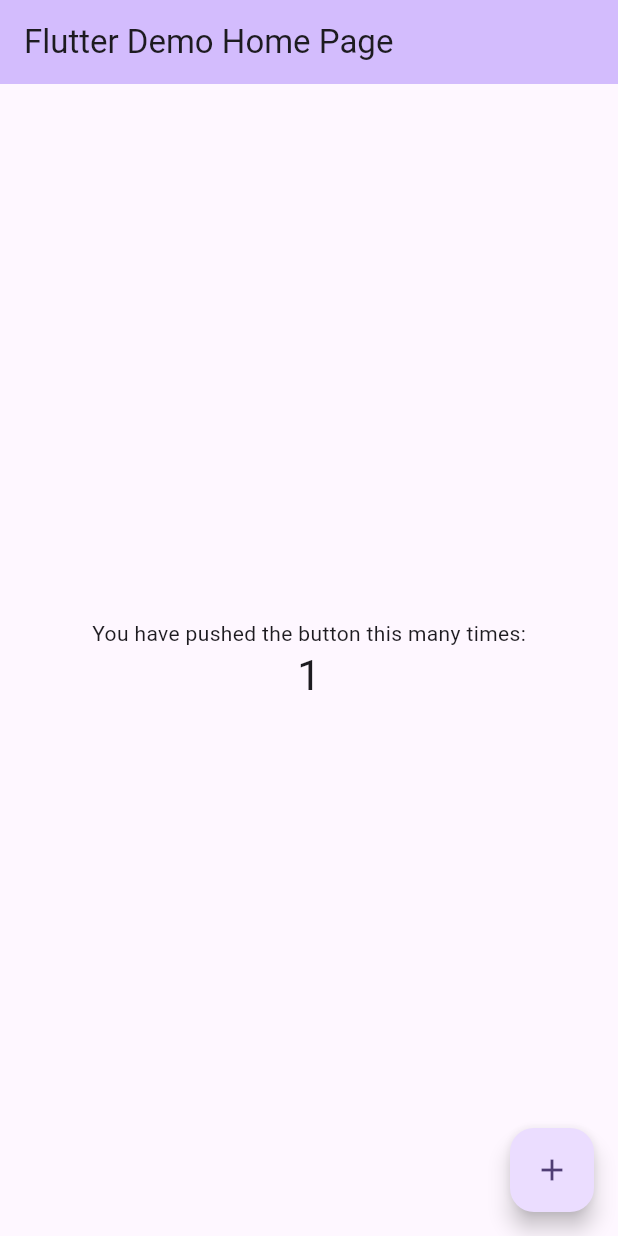
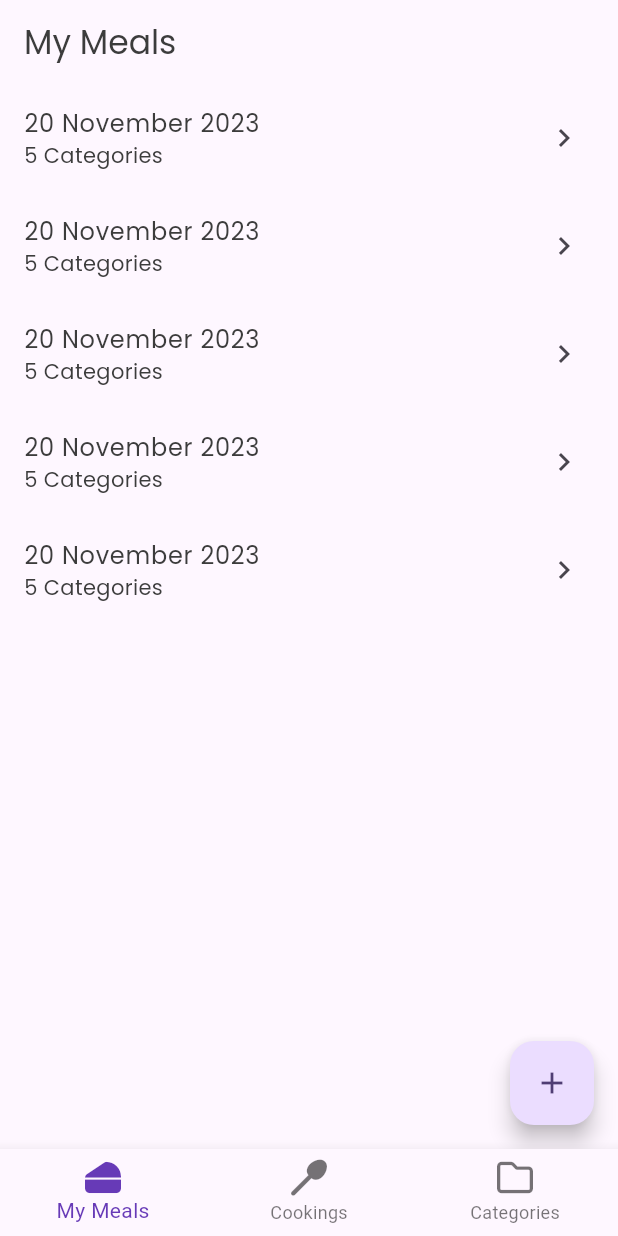
Before and after one commit to jordanmaulana/dailycooking, a Flutter app: the screen it shows after launch, after a tap on the "add" icon, on a phone screen of 412 x 824 dp. Run offline on Flutter 3.47's test engine with Material 2 defaults, Android fonts, the light colour scheme and no system bars; our stand-ins replace cached_network_image, flutter_svg, font_awesome_flutter, get, get_storage, google_fonts and 1 more.

Commit message:
first layers layouts

```diff
--- /dev/null
+++ b/lib/apps/categories/views/list/category_list_view.dart
@@ -0,0 +1,32 @@
+import 'package:dailycooking/export_view.dart';
+import 'package:font_awesome_flutter/font_awesome_flutter.dart';
+
+class CategoryList extends StatelessWidget {
+  const CategoryList({super.key});
+
+  @override
+  Widget build(BuildContext context) {
+    return Scaffold(
+      appBar: AppBar(title: const VText('Categories')),
+      floatingActionButton: FloatingActionButton(
+        onPressed: () {},
+        child: const Icon(Icons.add),
+      ),
+      body: ListView.builder(
+        itemCount: 5,
+        itemBuilder: (context, index) {
+          return ListTile(
+            title: const VText('Carbs'),
+            trailing: IconButton(
+              onPressed: () {},
+              icon: const FaIcon(
+                FontAwesomeIcons.gear,
+                size: 14.0,
+              ),
+            ),
+          );
+        },
+      ),
+    );
+  }
+}
--- /dev/null
+++ b/lib/apps/cooks/list/cook_list_view.dart
@@ -0,0 +1,34 @@
+import 'package:font_awesome_flutter/font_awesome_flutter.dart';
+
+import '../../../export_view.dart';
+
+class CookList extends StatelessWidget {
+  const CookList({super.key});
+
+  @override
+  Widget build(BuildContext context) {
+    return Scaffold(
+      appBar: AppBar(title: const VText('Cookings')),
+      floatingActionButton: FloatingActionButton(
+        onPressed: () {},
+        child: const Icon(Icons.add),
+      ),
+      body: ListView.builder(
+        itemCount: 5,
+        itemBuilder: (context, index) {
+          return ListTile(
+            title: const VText('Kentang Rebus'),
+            subtitle: const VText('Carbs'),
+            trailing: IconButton(
+              onPressed: () {},
+              icon: const FaIcon(
+                FontAwesomeIcons.gear,
+                size: 14.0,
+              ),
+            ),
+          );
+        },
+      ),
+    );
+  }
+}
--- /dev/null
+++ b/lib/apps/main_nav/controllers/main_nav_controller.dart
@@ -0,0 +1,27 @@
+import '../../../core/widgets/texts.dart';
+import '../../../export_controller.dart';
+
+class MainNavController extends GetxController {
+  var index = 0.obs;
+  DateTime? currentBackPressTime;
+
+  void setIndex(int v) {
+    index(v);
+  }
+
+  Future<bool> onWillPop(BuildContext context) {
+    DateTime now = DateTime.now();
+    if (currentBackPressTime == null ||
+        now.difference(currentBackPressTime!) > const Duration(seconds: 2)) {
+      currentBackPressTime = now;
+      final scaffold = ScaffoldMessenger.of(context);
+      scaffold.showSnackBar(
+        const SnackBar(
+            content: VText('Press again to exit', color: Colors.white),
+            backgroundColor: Colors.black87),
+      );
+      return Future.value(false);
+    }
+    return Future.value(true);
+  }
+}
--- /dev/null
+++ b/lib/apps/main_nav/views/main_nav_view.dart
@@ -0,0 +1,99 @@
+import 'package:dailycooking/apps/categories/views/list/category_list_view.dart';
+import 'package:dailycooking/apps/cooks/list/cook_list_view.dart';
+import 'package:dailycooking/apps/meals/list/meals_list_view.dart';
+import 'package:font_awesome_flutter/font_awesome_flutter.dart';
+
+import '../../../export_view.dart';
+import '../controllers/main_nav_controller.dart';
+
+class MainNavView extends StatelessWidget {
+  const MainNavView({Key? key}) : super(key: key);
+
+  @override
+  Widget build(BuildContext context) {
+    MainNavController controller = Get.put(MainNavController());
+
+    return WillPopScope(
+      onWillPop: () => controller.onWillPop(context),
+      child: Scaffold(
+        body: Stack(
+          children: [
+            Obx(() {
+              return IndexedStack(
+                index: controller.index.value,
+                children: const [
+                  MealList(),
+                  CookList(),
+                  CategoryList(),
+                ],
+              );
+            }),
+          ],
+        ),
+        bottomNavigationBar: Obx(
+          () => BottomNavigationBar(
+            type: BottomNavigationBarType.fixed,
+            currentIndex: controller.index.value,
+            selectedItemColor: Colors.deepPurple,
+            onTap: (v) {
+              controller.setIndex(v);
+            },
+            items: const [
+              BottomNavigationBarItem(
+                icon: FaIcon(FontAwesomeIcons.cheese),
+                label: 'My Meals',
+              ),
+              BottomNavigationBarItem(
+                icon: FaIcon(FontAwesomeIcons.spoon),
+                label: 'Cookings',
+              ),
+              BottomNavigationBarItem(
+                icon: FaIcon(FontAwesomeIcons.folder),
+                label: 'Categories',
+              ),
+            ],
+          ),
+        ),
+      ),
+    );
+  }
+}
+
+class BottomIcon extends StatelessWidget {
+  final String icon;
+  final bool active;
+  const BottomIcon({required this.icon, required this.active, super.key});
+
+  @override
+  Widget build(BuildContext context) {
+    return SizedBox(
+      width: 40.0,
+      height: 40.0,
+      child: Stack(
+        fit: StackFit.passthrough,
+        children: [
+          Container(
+            width: 40.0,
+            height: 40.0,
+            decoration: BoxDecoration(
+              shape: BoxShape.circle,
+              boxShadow: active ? VStyle.shadow() : null,
+              color: active ? VColor.white : Colors.transparent,
+            ),
+          ),
+          Center(
+            child: SvgPicture.asset(
+              'assets/svgs/main_nav/$icon.svg',
+              width: 20.0,
+              height: 20.0,
+              colorFilter: ColorFilter.mode(
+                active ? VColor.green : VColor.white,
+                BlendMode.srcIn,
+              ),
+            ),
+          )
+        ],
+      ),
+    );
+  }
+}
--- /dev/null
+++ b/lib/apps/meals/list/meals_list_view.dart
@@ -0,0 +1,27 @@
+import 'package:dailycooking/core/widgets/texts.dart';
+import 'package:flutter/material.dart';
+
+class MealList extends StatelessWidget {
+  const MealList({super.key});
+
+  @override
+  Widget build(BuildContext context) {
+    return Scaffold(
+      appBar: AppBar(title: const VText('My Meals')),
+      floatingActionButton: FloatingActionButton(
+        onPressed: () {},
+        child: const Icon(Icons.add),
+      ),
+      body: ListView.builder(
+        itemCount: 5,
+        itemBuilder: (context, index) {
+          return const ListTile(
+            title: VText('20 November 2023'),
+            subtitle: VText('5 Categories'),
+            trailing: Icon(Icons.chevron_right),
+          );
+        },
+      ),
+    );
+  }
+}
--- a/lib/main.dart
+++ b/lib/main.dart
@@ -1,6 +1,11 @@
+import 'package:dailycooking/routes.dart';
 import 'package:flutter/material.dart';
+import 'package:get/get.dart';
+import 'package:get/get_navigation/src/root/get_material_app.dart';
 import 'package:get_storage/get_storage.dart';
 import 'package:intl/date_symbol_data_local.dart';
+
+import 'apps/main_nav/views/main_nav_view.dart';
 
 GetStorage box = GetStorage();
 
@@ -18,116 +23,18 @@ class MyApp extends StatelessWidget {
   // This widget is the root of your application.
   @override
   Widget build(BuildContext context) {
-    return MaterialApp(
-      title: 'Flutter Demo',
+    return GetMaterialApp(
+      title: 'Vajolicius',
       theme: ThemeData(
-        // This is the theme of your application.
-        //
-        // TRY THIS: Try running your application with "flutter run". You'll see
-        // the application has a blue toolbar. Then, without quitting the app,
-        // try changing the seedColor in the colorScheme below to Colors.green
-        // and then invoke "hot reload" (save your changes or press the "hot
-        // reload" button in a Flutter-supported IDE, or press "r" if you used
-        // the command line to start the app).
-        //
-        // Notice that the counter didn't reset back to zero; the application
-        // state is not lost during the reload. To reset the state, use hot
-        // restart instead.
-        //
-        // This works for code too, not just values: Most code changes can be
-        // tested with just a hot reload.
         colorScheme: ColorScheme.fromSeed(seedColor: Colors.deepPurple),
         useMaterial3: true,
       ),
-      home: const MyHomePage(title: 'Flutter Demo Home Page'),
+      getPages: [
+        GetPage(
+          name: Routes.main,
+          page: () => const MainNavView(),
+        ),
+      ],
     );
   }
 }
-
-class MyHomePage extends StatefulWidget {
-  const MyHomePage({super.key, required this.title});
-
-  // This widget is the home page of your application. It is stateful, meaning
-  // that it has a State object (defined below) that contains fields that affect
-  // how it looks.
-
-  // This class is the configuration for the state. It holds the values (in this
-  // case the title) provided by the parent (in this case the App widget) and
-  // used by the build method of the State. Fields in a Widget subclass are
-  // always marked "final".
-
-  final String title;
-
-  @override
-  State<MyHomePage> createState() => _MyHomePageState();
-}
-
-class _MyHomePageState extends State<MyHomePage> {
-  int _counter = 0;
-
-  void _incrementCounter() {
-    setState(() {
-      // This call to setState tells the Flutter framework that something has
-      // changed in this State, which causes it to rerun the build method below
-      // so that the display can reflect the updated values. If we changed
-      // _counter without calling setState(), then the build method would not be
-      // called again, and so nothing would appear to happen.
-      _counter++;
-    });
-  }
-
-  @override
-  Widget build(BuildContext context) {
-    // This method is rerun every time setState is called, for instance as done
-    // by the _incrementCounter method above.
-    //
-    // The Flutter framework has been optimized to make rerunning build methods
-    // fast, so that you can just rebuild anything that needs updating rather
-    // than having to individually change instances of widgets.
-    return Scaffold(
-      appBar: AppBar(
-        // TRY THIS: Try changing the color here to a specific color (to
-        // Colors.amber, perhaps?) and trigger a hot reload to see the AppBar
-        // change color while the other colors stay the same.
-        backgroundColor: Theme.of(context).colorScheme.inversePrimary,
-        // Here we take the value from the MyHomePage object that was created by
-        // the App.build method, and use it to set our appbar title.
-        title: Text(widget.title),
-      ),
-      body: Center(
-        // Center is a layout widget. It takes a single child and positions it
-        // in the middle of the parent.
-        child: Column(
-          // Column is also a layout widget. It takes a list of children and
-          // arranges them vertically. By default, it sizes itself to fit its
-          // children horizontally, and tries to be as tall as its parent.
-          //
-          // Column has various properties to control how it sizes itself and
-          // how it positions its children. Here we use mainAxisAlignment to
-          // center the children vertically; the main axis here is the vertical
-          // axis because Columns are vertical (the cross axis would be
-          // horizontal).
-          //
-          // TRY THIS: Invoke "debug painting" (choose the "Toggle Debug Paint"
-          // action in the IDE, or press "p" in the console), to see the
-          // wireframe for each widget.
-          mainAxisAlignment: MainAxisAlignment.center,
-          children: <Widget>[
-            const Text(
-              'You have pushed the button this many times:',
-            ),
-            Text(
-              '$_counter',
-              style: Theme.of(context).textTheme.headlineMedium,
-            ),
-          ],
-        ),
-      ),
-      floatingActionButton: FloatingActionButton(
-        onPressed: _incrementCounter,
-        tooltip: 'Increment',
-        child: const Icon(Icons.add),
-      ), // This trailing comma makes auto-formatting nicer for build methods.
-    );
-  }
-}
--- /dev/null
+++ b/lib/routes.dart
@@ -0,0 +1,24 @@
+class Routes {
+  Routes._();
+
+  static const main = '/';
+
+  //auth
+  static const otp = '/otp';
+  static const login = '/login';
+  static const forgotPassword = '/forgotPassword';
+
+  //customer
+  static const customerDetail = '/customerDetail';
+  static const customerAdd = '/customerAdd';
+  static const customerFind = '/customerFind';
+
+  //product
+  static const productDetail = '/productDetail';
+
+  //sales
+  static const salesDetail = '/salesDetail';
+  static const salesAdd = '/salesAdd';
+  static const selectProduct = '/selectProduct';
+  static const salesCart = '/salesCart';
+}
--- a/pubspec.yaml
+++ b/pubspec.yaml
@@ -47,6 +47,8 @@ dependencies:
   package_info_plus: ^4.0.2
   http: ^0.13.5
   url_launcher: ^6.1.2
+
+  font_awesome_flutter: ^10.3.0
 
 dev_dependencies:
   flutter_test:
```
Also changed, not shown: lib/apps/categories/views/add/add_category_view.dart (added, +10 -0 lines), pubspec.lock.
